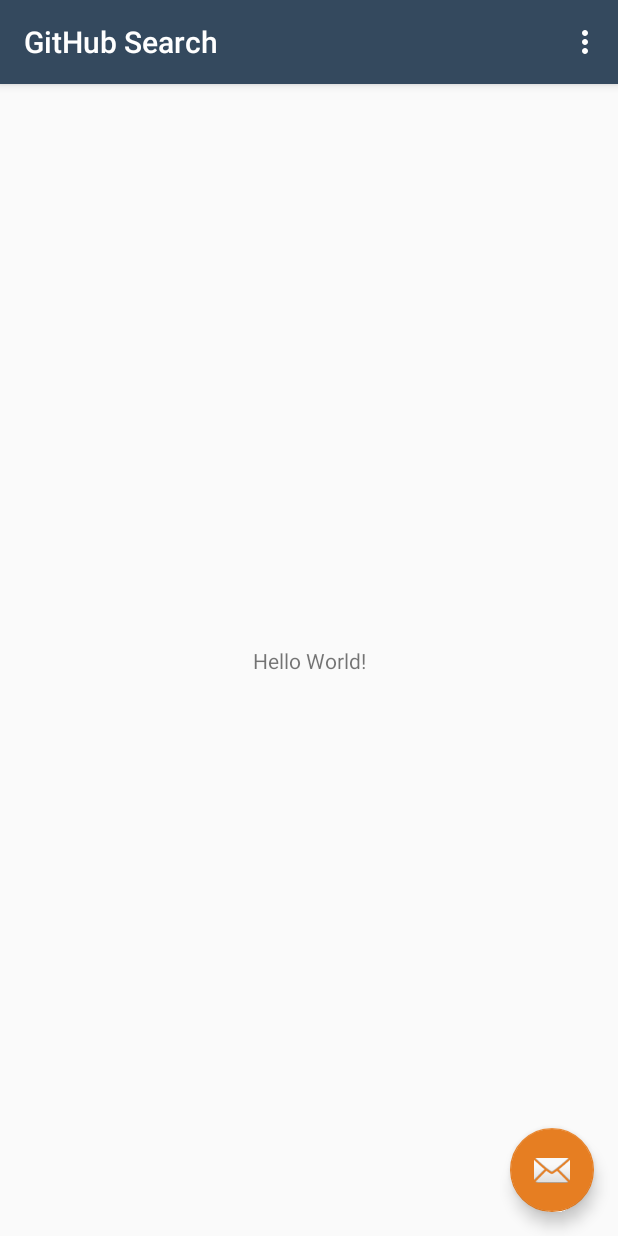
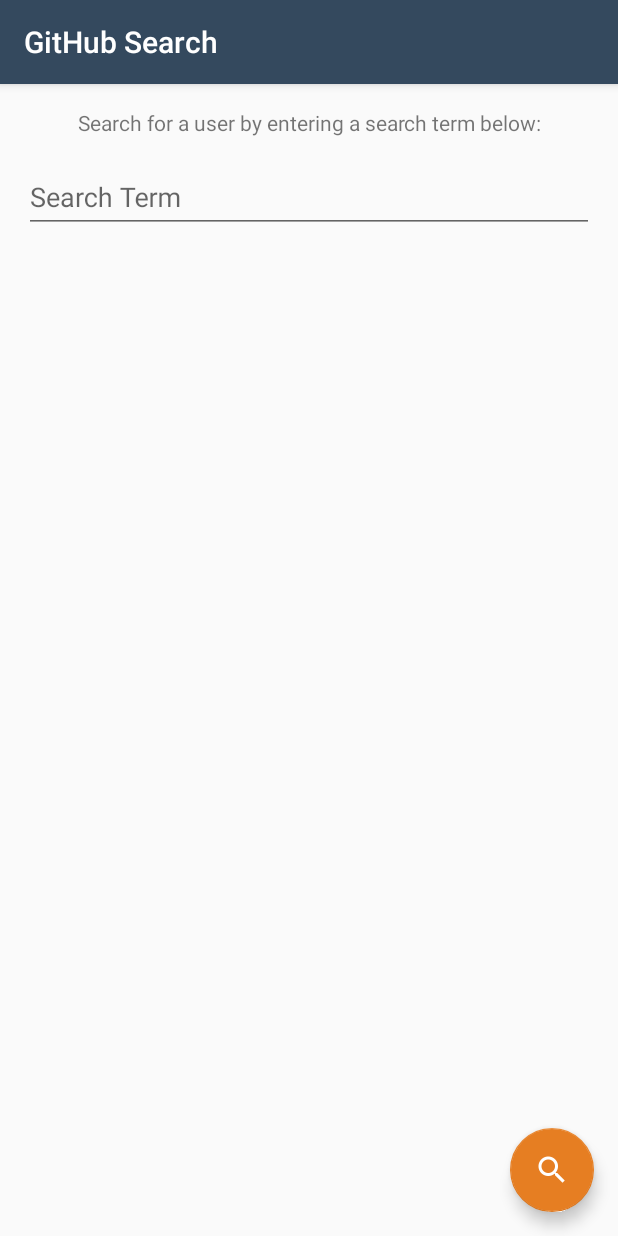
Before and after one commit to charliealbright/GitHub-Search, an Android app: the screen it shows after launch (SearchActivity), on a phone screen of 412 x 824 dp. Run offline under Robolectric (Android 15) with nearby library versions, the phone set to English and light mode, and no system bars.

Commit message:
Resolves #3. Created Simple Search UI

```diff
--- a/app/build.gradle
+++ b/app/build.gradle
@@ -25,7 +25,6 @@ dependencies {
         exclude group: 'com.android.support', module: 'support-annotations'
     })
     compile 'com.android.support:appcompat-v7:25.3.1'
-    compile 'com.android.support.constraint:constraint-layout:1.0.2'
     compile 'com.android.support:design:25.3.1'
     testCompile 'junit:junit:4.12'
 
--- a/app/src/main/AndroidManifest.xml
+++ b/app/src/main/AndroidManifest.xml
@@ -12,7 +12,8 @@
         <activity
             android:name=".SearchActivity"
             android:label="@string/app_name"
-            android:theme="@style/AppTheme.NoActionBar">
+            android:theme="@style/AppTheme.NoActionBar"
+            android:windowSoftInputMode="adjustResize">
             <intent-filter>
                 <action android:name="android.intent.action.MAIN" />
 
--- a/app/src/main/java/io/charliealbright/githubsearch/SearchActivity.java
+++ b/app/src/main/java/io/charliealbright/githubsearch/SearchActivity.java
@@ -6,8 +6,6 @@ import android.support.design.widget.Snackbar;
 import android.support.v7.app.AppCompatActivity;
 import android.support.v7.widget.Toolbar;
 import android.view.View;
-import android.view.Menu;
-import android.view.MenuItem;
 
 public class SearchActivity extends AppCompatActivity {
 
@@ -22,31 +20,9 @@ public class SearchActivity extends AppCompatActivity {
         fab.setOnClickListener(new View.OnClickListener() {
             @Override
             public void onClick(View view) {
-                Snackbar.make(view, "Replace with your own action", Snackbar.LENGTH_LONG)
+                Snackbar.make(view, getString(R.string.search_action_placeholder), Snackbar.LENGTH_LONG)
                         .setAction("Action", null).show();
             }
         });
     }
-
-    @Override
-    public boolean onCreateOptionsMenu(Menu menu) {
-        // Inflate the menu; this adds items to the action bar if it is present.
-        getMenuInflater().inflate(R.menu.menu_search, menu);
-        return true;
-    }
-
-    @Override
-    public boolean onOptionsItemSelected(MenuItem item) {
-        // Handle action bar item clicks here. The action bar will
-        // automatically handle clicks on the Home/Up button, so long
-        // as you specify a parent activity in AndroidManifest.xml.
-        int id = item.getItemId();
-
-        //noinspection SimplifiableIfStatement
-        if (id == R.id.action_settings) {
-            return true;
-        }
-
-        return super.onOptionsItemSelected(item);
-    }
 }
--- a/app/src/main/res/layout/activity_search.xml
+++ b/app/src/main/res/layout/activity_search.xml
@@ -28,6 +28,6 @@
         android:layout_height="wrap_content"
         android:layout_gravity="bottom|end"
         android:layout_margin="@dimen/fab_margin"
-        app:srcCompat="@android:drawable/ic_dialog_email" />
+        app:srcCompat="@drawable/ic_search_white_48dp" />
 
 </android.support.design.widget.CoordinatorLayout>
--- a/app/src/main/res/layout/content_search.xml
+++ b/app/src/main/res/layout/content_search.xml
@@ -1,20 +1,40 @@
 <?xml version="1.0" encoding="utf-8"?>
-<android.support.constraint.ConstraintLayout xmlns:android="http://schemas.android.com/apk/res/android"
+<RelativeLayout
+    xmlns:android="http://schemas.android.com/apk/res/android"
     xmlns:app="http://schemas.android.com/apk/res-auto"
     xmlns:tools="http://schemas.android.com/tools"
     android:layout_width="match_parent"
     android:layout_height="match_parent"
+    android:focusableInTouchMode="true"
     app:layout_behavior="@string/appbar_scrolling_view_behavior"
     tools:context="io.charliealbright.githubsearch.SearchActivity"
     tools:showIn="@layout/activity_search">
 
-    <TextView
-        android:layout_width="wrap_content"
-        android:layout_height="wrap_content"
-        android:text="Hello World!"
-        app:layout_constraintBottom_toBottomOf="parent"
-        app:layout_constraintLeft_toLeftOf="parent"
-        app:layout_constraintRight_toRightOf="parent"
-        app:layout_constraintTop_toTopOf="parent" />
+        <TextView
+            android:id="@+id/activity_search_label"
+            android:layout_width="match_parent"
+            android:layout_height="wrap_content"
+            android:layout_marginTop="@dimen/vert_margin"
+            android:layout_marginStart="@dimen/horiz_margin"
+            android:layout_marginEnd="@dimen/horiz_margin"
+            android:textAlignment="center"
+            android:text="@string/search_label"/>
 
-</android.support.constraint.ConstraintLayout>
+        <android.support.design.widget.TextInputLayout
+            android:layout_width="match_parent"
+            android:layout_height="wrap_content"
+            android:layout_marginTop="@dimen/vert_margin_small"
+            android:layout_marginStart="@dimen/horiz_margin"
+            android:layout_marginEnd="@dimen/horiz_margin"
+            android:layout_below="@id/activity_search_label">
+
+            <android.support.design.widget.TextInputEditText
+                android:layout_width="match_parent"
+                android:layout_height="match_parent"
+                android:inputType="text"
+                android:maxLines="1"
+                android:hint="@string/search_hint"/>
+
+        </android.support.design.widget.TextInputLayout>
+
+</RelativeLayout>
--- a/app/src/main/res/menu/menu_search.xml
+++ /dev/null
@@ -1,10 +0,0 @@
-<menu xmlns:android="http://schemas.android.com/apk/res/android"
-    xmlns:app="http://schemas.android.com/apk/res-auto"
-    xmlns:tools="http://schemas.android.com/tools"
-    tools:context="io.charliealbright.githubsearch.SearchActivity">
-    <item
-        android:id="@+id/action_settings"
-        android:orderInCategory="100"
-        android:title="@string/action_settings"
-        app:showAsAction="never" />
-</menu>
--- a/app/src/main/res/values/dimens.xml
+++ b/app/src/main/res/values/dimens.xml
@@ -1,3 +1,6 @@
 <resources>
     <dimen name="fab_margin">16dp</dimen>
+    <dimen name="horiz_margin">16dp</dimen>
+    <dimen name="vert_margin">16dp</dimen>
+    <dimen name="vert_margin_small">8dp</dimen>
 </resources>
--- a/app/src/main/res/values/strings.xml
+++ b/app/src/main/res/values/strings.xml
@@ -1,4 +1,10 @@
 <resources>
+    <!-- APP  -->
     <string name="app_name">GitHub Search</string>
-    <string name="action_settings">Settings</string>
+
+    <!-- SEARCH -->
+    <string name="search_label">Search for a user by entering a search term below:</string>
+    <string name="search_hint">Search Term</string>
+    <string name="search_action_placeholder">Action not implemented.</string>
+
 </resources>
```
Also changed, not shown: app/src/main/res/drawable-hdpi/ic_search_white_48dp.png (added), app/src/main/res/drawable-mdpi/ic_search_white_48dp.png (added), app/src/main/res/drawable-xhdpi/ic_search_white_48dp.png (added), app/src/main/res/drawable-xxhdpi/ic_search_white_48dp.png (added), app/src/main/res/drawable-xxxhdpi/ic_search_white_48dp.png (added).
